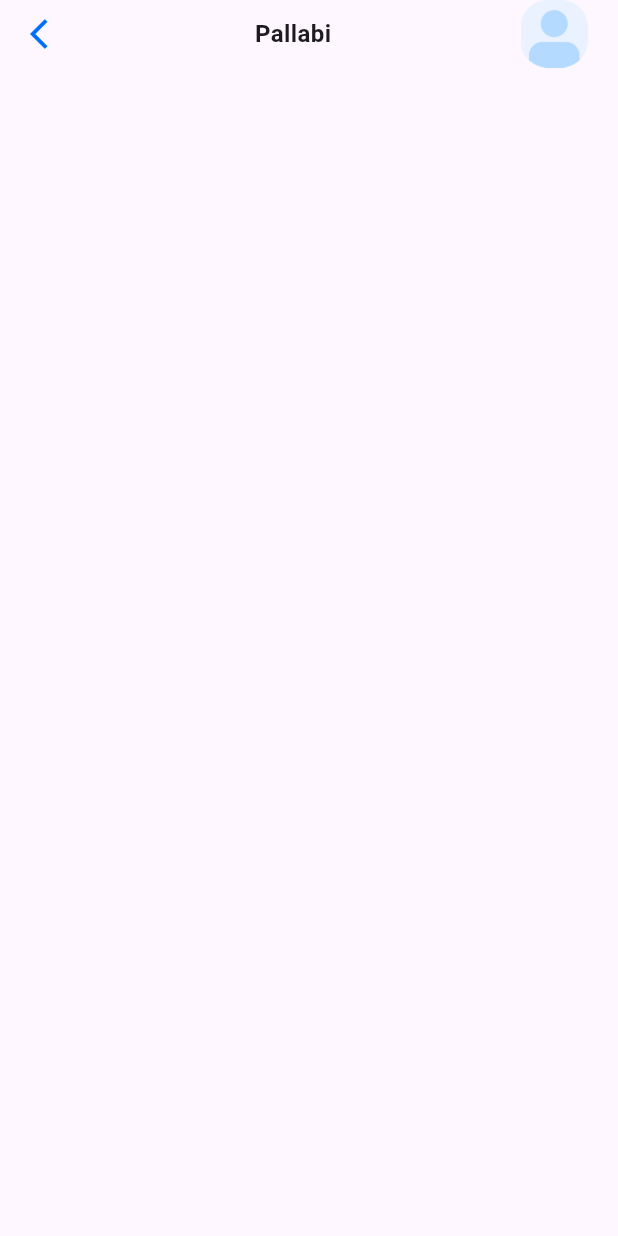
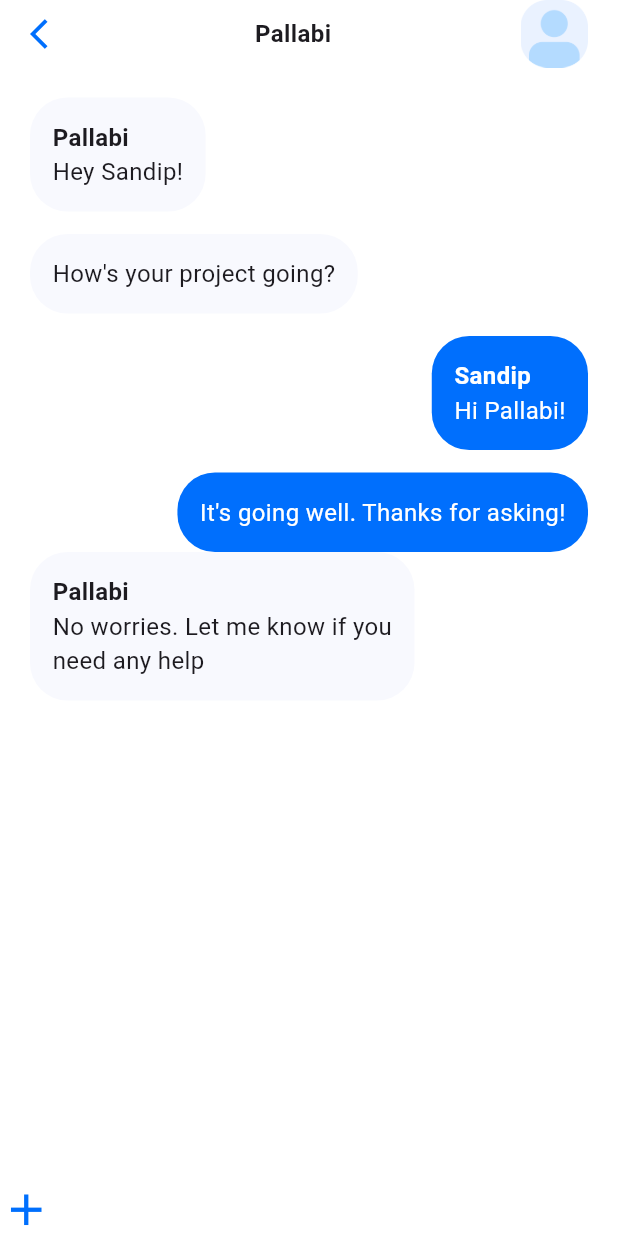
Before and after one commit to sandiphaldar01/multipurpose, a Flutter app: the Pallabi screen opened directly, on a phone screen of 412 x 824 dp. Run offline on Flutter 3.47's test engine with Material 3 defaults, Android fonts, the phone set to English and light mode, and no system bars; our stand-ins replace carousel_slider, flutter_svg.

Commit message:
work in pallabi page

```diff
--- a/lib/pallabi.dart
+++ b/lib/pallabi.dart
@@ -11,8 +11,10 @@ class _PallabiState extends State<Pallabi> {
   @override
   Widget build(BuildContext context) {
     return Scaffold(
+      backgroundColor: Colors.white,
       body: SafeArea(
         child: Column(
+          crossAxisAlignment: CrossAxisAlignment.start,
           children: [
             Padding(
               padding: EdgeInsets.symmetric(horizontal: 20),
@@ -39,6 +41,145 @@ class _PallabiState extends State<Pallabi> {
                   )
                 ],
               ),
+            ),
+            SizedBox(height: 20,),
+            Padding(
+              padding: EdgeInsets.symmetric(horizontal: 20),
+              child: Container(
+                padding: EdgeInsets.all(15),
+                decoration: BoxDecoration(
+                  color: Color(0xffF8F9FE),
+                  borderRadius: BorderRadius.circular(25)
+                ),
+                child: Column(
+                  crossAxisAlignment: CrossAxisAlignment.start,
+                  children: [
+                    Text(
+                      'Pallabi',
+                      style: TextStyle(
+                        fontSize: 16,
+                        fontWeight: FontWeight.bold
+                      ),
+                    ),
+                    Text(
+                      'Hey Sandip!',
+                      style: TextStyle(
+                        fontSize: 16
+                      ),
+                    ),
+                  ],
+                ),
+              ),
+            ),
+            SizedBox(height: 15,),
+            Padding(
+              padding: EdgeInsets.symmetric(horizontal: 20),
+              child: Container(
+                padding: EdgeInsets.all(15),
+                decoration: BoxDecoration(
+                  color: Color(0xffF8F9FE),
+                  borderRadius: BorderRadius.circular(25)
+                ),
+                child: Text(
+                  'How\'s your project going?',
+                  style: TextStyle(
+                    fontSize: 16
+                  ),
+                ),
+              ),
+            ),
+            SizedBox(height: 15,),
+            Align(
+              alignment: Alignment.centerRight,
+              child: Padding(
+                padding: EdgeInsets.symmetric(horizontal: 20),
+                child: Container(
+                  padding: EdgeInsets.all(15),
+                  decoration: BoxDecoration(
+                    color: Color(0xff006FFD),
+                    borderRadius: BorderRadius.circular(25)
+                  ),
+                  child: Column(
+                    crossAxisAlignment: CrossAxisAlignment.start,
+                    children: [
+                      Text(
+                        'Sandip',
+                        style: TextStyle(
+                          fontSize: 16,
+                          color: Colors.white,
+                          fontWeight: FontWeight.bold
+                        ),
+                      ),
+                      Text(
+                        'Hi Pallabi!',
+                        style: TextStyle(
+                          fontSize: 16,
+                          color: Colors.white
+                        ),
+                      )
+                    ],
+                  ),
+                ),
+              ),
+            ),
+            SizedBox(height: 15,),
+            Align(
+              alignment: Alignment.centerRight,
+              child: Padding(
+                padding: EdgeInsets.symmetric(horizontal: 20),
+                child: Container(
+                  padding: EdgeInsets.all(15),
+                  decoration: BoxDecoration(
+                    color: Color(0xff006FFD),
+                    borderRadius: BorderRadius.circular(25)
+                  ),
+                  child: Text(
+                    'It\'s going well. Thanks for asking!',
+                    style: TextStyle(
+                      fontSize: 16,
+                      color: Colors.white
+                    ),
+                  ),
+                ),
+              ),
+            ),
+            Padding(
+              padding: EdgeInsets.symmetric(horizontal: 20),
+              child: Container(
+                padding: EdgeInsets.all(15),
+                decoration: BoxDecoration(
+                  color: Color(0xffF8F9FE),
+                  borderRadius: BorderRadius.circular(25)
+                ),
+                child: Column(
+                  crossAxisAlignment: CrossAxisAlignment.start,
+                  children: [
+                    Text(
+                      'Pallabi',
+                      style: TextStyle(
+                        fontSize: 16,
+                        fontWeight: FontWeight.bold
+                      ),
+                    ),
+                    Text(
+                      'No worries. Let me know if you\nneed any help',
+                      style: TextStyle(
+                        fontSize: 16
+                      ),
+                    ),
+                  ],
+                ),
+              ),
+            ),
+            Spacer(),
+            Row(
+              children: [
+                Icon(
+                  Icons.add,
+                  size: 35,
+                  color: Color(0xff006FFD),
+                ),
+              ],
             )
           ],
         ),
```
